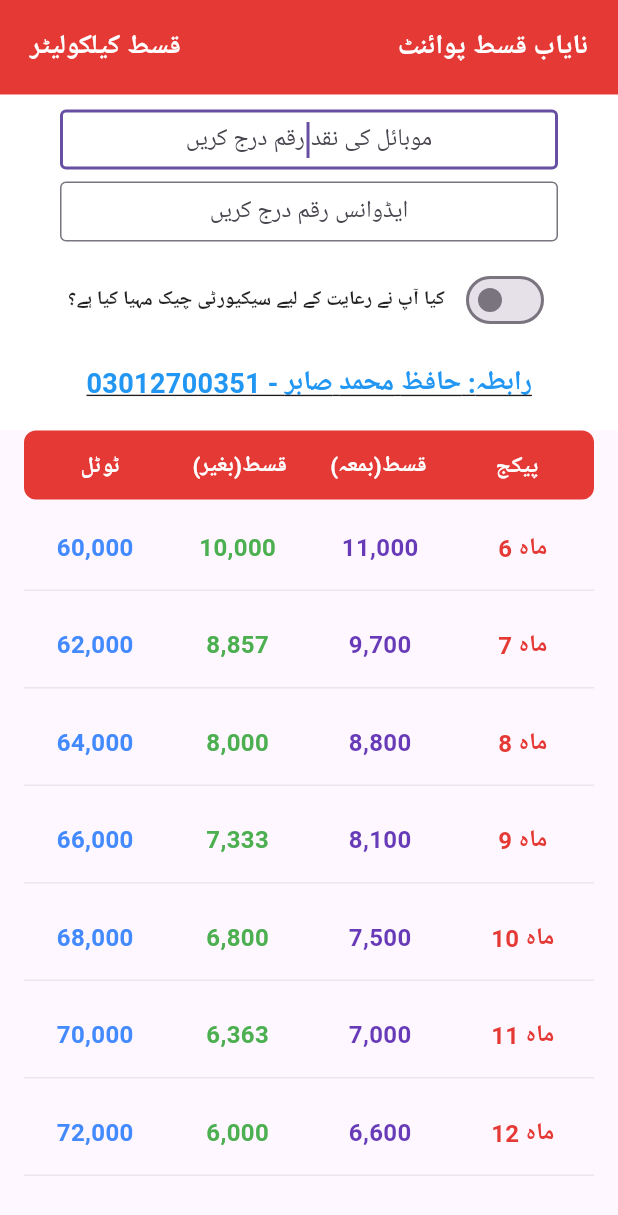
After one commit to nayabqistpoint/my_first_app, a Flutter app: the InstallmentCalculaterPage screen opened directly, on a phone screen of 412 x 824 dp. The commit adds this screen. Shown: the top 1215 px of the screen. Run offline on Flutter 3.47's test engine with Material 3 defaults, Android fonts, the phone set to English and light mode, and no system bars.

Commit message:
calculater done

```diff
--- /dev/null
+++ b/lib/calculater/calculater_header.dart
@@ -0,0 +1,100 @@
+import 'package:flutter/material.dart';
+import 'package:url_launcher/url_launcher.dart';
+
+class CalculaterHeader extends StatelessWidget {
+  const CalculaterHeader({super.key});
+
+  @override
+  Widget build(BuildContext context) {
+    return Container(
+      color: Colors.white,
+      child: Column(
+        children: [
+          // سرخ ہیڈر پٹی
+          Container(
+            padding: const EdgeInsets.symmetric(horizontal: 20, vertical: 18),
+            color: const Color(0xFFE53935),
+            child: const Row(
+              mainAxisAlignment: MainAxisAlignment.spaceBetween,
+              children: [
+                Text("قسط کیلکولیٹر", style: TextStyle(color: Colors.white, fontWeight: FontWeight.bold, fontSize: 18)),
+                Text("نایاب قسط پوائنٹ", style: TextStyle(color: Colors.white, fontWeight: FontWeight.bold, fontSize: 18)),
+              ],
+            ),
+          ),
+
+          Padding(
+            padding: const EdgeInsets.symmetric(horizontal: 40, vertical: 10),
+            child: Column(
+              children: [
+                SizedBox(
+                  height: 40,
+                  child: TextField(
+                    textAlign: TextAlign.center,
+                    autofocus: true,
+                    decoration: const InputDecoration(
+                      hintText: "موبائل کی نقد رقم درج کریں",
+                      contentPadding: EdgeInsets.symmetric(vertical: 0),
+                      border: OutlineInputBorder(),
+                    ),
+                    keyboardType: TextInputType.number,
+                  ),
+                ),
+                const SizedBox(height: 8),
+                SizedBox(
+                  height: 40,
+                  child: TextField(
+                    textAlign: TextAlign.center,
+                    decoration: const InputDecoration(
+                      hintText: "ایڈوانس رقم درج کریں",
+                      contentPadding: EdgeInsets.symmetric(vertical: 0),
+                      border: OutlineInputBorder(),
+                    ),
+                    keyboardType: TextInputType.number,
+                  ),
+                ),
+
+                const SizedBox(height: 15),
+
+                // سوئچ اور جملہ - سوئچ کا رنگ بلیو کر دیا ہے
+                Row(
+                  mainAxisAlignment: MainAxisAlignment.center,
+                  children: [
+                    const Text(
+                      "کیا آپ نے رعایت کے لیے سیکیورٹی چیک مہیا کیا ہے؟",
+                      style: TextStyle(fontSize: 13, fontWeight: FontWeight.bold, color: Colors.black87),
+                    ),
+                    const SizedBox(width: 10),
+                    Switch(
+                      value: false,
+                      onChanged: (bool value) {},
+                      activeTrackColor: Colors.blue.withValues(alpha: 0.5),
+                      activeThumbColor: Colors.blue,
+                    ),
+                  ],
+                ),
+
+                const SizedBox(height: 10),
+
+                // رابطہ نمبر سیکشن
+                InkWell(
+                  onTap: () async {
+                    final Uri launchUri = Uri(scheme: 'tel', path: '03012700351');
+                    await launchUrl(launchUri);
+                  },
+                  child: const Padding(
+                    padding: EdgeInsets.symmetric(vertical: 8),
+                    child: Text(
+                      "رابطہ: حافظ محمد صابر - 03012700351",
+                      style: TextStyle(color: Colors.blue, fontWeight: FontWeight.bold, fontSize: 18, decoration: TextDecoration.underline),
+                    ),
+                  ),
+                ),
+              ],
+            ),
+          ),
+        ],
+      ),
+    );
+  }
+}
--- /dev/null
+++ b/lib/calculater/calculater_list.dart
@@ -0,0 +1,69 @@
+import 'package:flutter/material.dart';
+
+class CalculaterList extends StatelessWidget {
+  const CalculaterList({super.key});
+
+  @override
+  Widget build(BuildContext context) {
+    // فرضی ڈیٹا کی لسٹ
+    final List<Map<String, String>> dummyData = [
+      {"months": "6 ماہ", "total": "60,000", "without": "10,000", "with": "11,000"},
+      {"months": "7 ماہ", "total": "62,000", "without": "8,857", "with": "9,700"},
+      {"months": "8 ماہ", "total": "64,000", "without": "8,000", "with": "8,800"},
+      {"months": "9 ماہ", "total": "66,000", "without": "7,333", "with": "8,100"},
+      {"months": "10 ماہ", "total": "68,000", "without": "6,800", "with": "7,500"},
+      {"months": "11 ماہ", "total": "70,000", "without": "6,363", "with": "7,000"},
+      {"months": "12 ماہ", "total": "72,000", "without": "6,000", "with": "6,600"},
+    ];
+
+    return Column(
+      children: [
+        // ہیڈنگ باکس
+        Container(
+          padding: const EdgeInsets.symmetric(vertical: 12, horizontal: 5),
+          margin: const EdgeInsets.symmetric(horizontal: 16),
+          decoration: BoxDecoration(
+            color: const Color(0xFFE53935),
+            borderRadius: BorderRadius.circular(8),
+          ),
+          child: const Row(
+            children: [
+              Expanded(flex: 2, child: Text("ٹوٹل", textAlign: TextAlign.center, style: TextStyle(color: Colors.white, fontWeight: FontWeight.bold, fontSize: 15))),
+              Expanded(flex: 2, child: Text("قسط(بغیر)", textAlign: TextAlign.center, style: TextStyle(color: Colors.white, fontWeight: FontWeight.bold, fontSize: 15))),
+              Expanded(flex: 2, child: Text("قسط(بمعہ)", textAlign: TextAlign.center, style: TextStyle(color: Colors.white, fontWeight: FontWeight.bold, fontSize: 15))),
+              Expanded(flex: 2, child: Text("پیکج", textAlign: TextAlign.center, style: TextStyle(color: Colors.white, fontWeight: FontWeight.bold, fontSize: 15))),
+            ],
+          ),
+        ),
+
+        // پیکجز کی لسٹ
+        Expanded(
+          child: ListView.builder(
+            itemCount: dummyData.length,
+            itemBuilder: (context, index) {
+              return Container(
+                margin: const EdgeInsets.symmetric(horizontal: 16, vertical: 4),
+                padding: const EdgeInsets.symmetric(vertical: 16),
+                decoration: BoxDecoration(
+                  border: Border(bottom: BorderSide(color: Colors.grey.withValues(alpha: 0.2))),
+                ),
+                child: Row(
+                  children: [
+                    // ٹوٹل (نیلا رنگ - نمایاں)
+                    Expanded(flex: 2, child: Text(dummyData[index]['total']!, textAlign: TextAlign.center, style: const TextStyle(fontWeight: FontWeight.bold, color: Colors.blueAccent, fontSize: 16))),
+                    // قسط (بغیر) (سبز رنگ - سکون بخش)
+                    Expanded(flex: 2, child: Text(dummyData[index]['without']!, textAlign: TextAlign.center, style: const TextStyle(fontWeight: FontWeight.bold, color: Colors.green, fontSize: 16))),
+                    // قسط (بمعہ) (جامنی رنگ)
+                    Expanded(flex: 2, child: Text(dummyData[index]['with']!, textAlign: TextAlign.center, style: const TextStyle(fontWeight: FontWeight.bold, color: Colors.deepPurple, fontSize: 16))),
+                    // پیکج (سرخ رنگ - آپ کا پسندیدہ)
+                    Expanded(flex: 2, child: Text(dummyData[index]['months']!, textAlign: TextAlign.center, style: const TextStyle(fontWeight: FontWeight.bold, color: Color(0xFFE53935), fontSize: 16))),
+                  ],
+                ),
+              );
+            },
+          ),
+        ),
+      ],
+    );
+  }
+}
--- a/lib/home_page/sections/bottom.dart
+++ b/lib/home_page/sections/bottom.dart
@@ -1,4 +1,6 @@
 import 'package:flutter/material.dart';
+// یہ پاتھ درست ہے: ایک بار ../ سے lib فولڈر میں اور پھر مین فائل تک
+import '../../installment_calculater_page.dart';
 
 class BottomSection extends StatelessWidget {
   const BottomSection({super.key});
@@ -10,31 +12,41 @@ class BottomSection extends StatelessWidget {
       child: Row(
         children: [
           Expanded(
-            child: _buildFilledButton("قسط کیلکولیٹر", Colors.blue),
+            child: _buildFilledButton(
+              context,
+              "قسط کیلکولیٹر",
+              Colors.blue,
+              () {
+                Navigator.push(
+                  context,
+                  MaterialPageRoute(builder: (context) => const InstallmentCalculaterPage()),
+                );
+              }
+            ),
           ),
           const SizedBox(width: 15),
           Expanded(
-            child: _buildFilledButton("خرید و فروخت", Colors.green),
+            child: _buildFilledButton(context, "خرید و فروخت", Colors.green, () {
+              // یہاں دوسرے بٹن کا ایکشن آئے گا
+            }),
           ),
         ],
       ),
     );
   }
 
-  Widget _buildFilledButton(String title, Color color) {
+  Widget _buildFilledButton(BuildContext context, String title, Color color, VoidCallback onPressed) {
     return SizedBox(
-      height: 45, // یہ ہائٹ ہے، اگر مزید نیرو کرنا ہو تو اسے 40 کر دیں
+      height: 45,
       child: ElevatedButton(
-        onPressed: () {
-          // یہاں بٹن کا ایکشن آئے گا
-        },
+        onPressed: onPressed,
         style: ElevatedButton.styleFrom(
           backgroundColor: color,
-          foregroundColor: Colors.white, // لکھائی کا رنگ سفید
+          foregroundColor: Colors.white,
           shape: RoundedRectangleBorder(
-            borderRadius: BorderRadius.circular(8), // مستطیل شکل (تھوڑے گول کونے)
+            borderRadius: BorderRadius.circular(8),
           ),
-          elevation: 2, // بٹن ابھرا ہوا محسوس ہو
+          elevation: 2,
         ),
         child: Text(
           title,
--- /dev/null
+++ b/lib/installment_calculater_page.dart
@@ -0,0 +1,22 @@
+import 'package:flutter/material.dart';
+import 'calculater/calculater_header.dart';
+import 'calculater/calculater_list.dart';
+
+class InstallmentCalculaterPage extends StatelessWidget {
+  const InstallmentCalculaterPage({super.key});
+
+  @override
+  Widget build(BuildContext context) {
+    return const Scaffold(
+      // AppBar کو یہاں سے مکمل ہٹا دیا ہے
+      body: SafeArea(
+        child: Column(
+          children: [
+            CalculaterHeader(), // اوپر والا حصہ اب پوری اسکرین کی ٹاپ پر آئے گا
+            Expanded(child: CalculaterList()), // نیچے لسٹ والا حصہ
+          ],
+        ),
+      ),
+    );
+  }
+}
```
Also changed, not shown: 1 other file.
